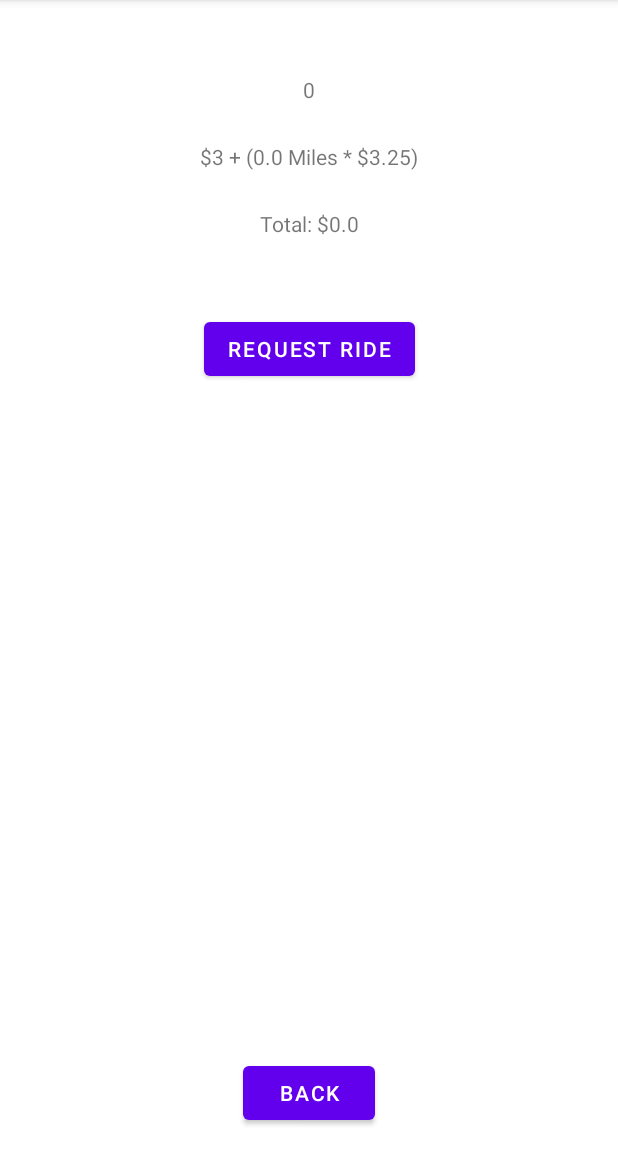
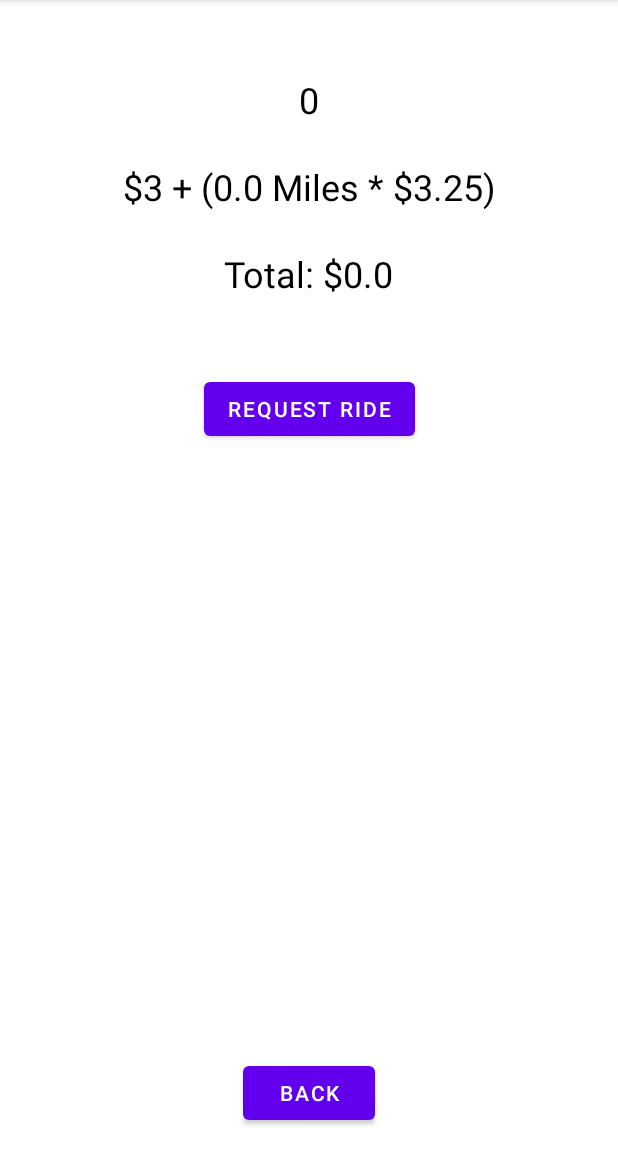
Before and after one commit to tehRyley/CIS240-RyleyGreen, an Android app: the MainActivity2 screen opened directly, with no data from a screen before it, on a phone screen of 412 x 824 dp, the part 84-1236 px from its top. Run offline under Robolectric (Android 15) with nearby library versions, the phone set to English and light mode, and no system bars.

Commit message:
Changed the size and color of the text on the second activity

```diff
--- a/Uber Fare App/app/src/main/res/layout/activity_main2.xml
+++ b/Uber Fare App/app/src/main/res/layout/activity_main2.xml
@@ -22,6 +22,8 @@
         android:layout_height="wrap_content"
         android:layout_marginTop="50dp"
         android:text="TextView"
+        android:textColor="#000000"
+        android:textSize="24sp"
         app:layout_constraintEnd_toEndOf="parent"
         app:layout_constraintStart_toStartOf="parent"
         app:layout_constraintTop_toTopOf="parent" />
@@ -32,6 +34,8 @@
         android:layout_height="wrap_content"
         android:layout_marginTop="25dp"
         android:text="TextView"
+        android:textColor="#000000"
+        android:textSize="24sp"
         app:layout_constraintEnd_toEndOf="parent"
         app:layout_constraintStart_toStartOf="parent"
         app:layout_constraintTop_toBottomOf="@+id/txtChosenCar" />
@@ -42,6 +46,8 @@
         android:layout_height="wrap_content"
         android:layout_marginTop="25dp"
         android:text="TextView"
+        android:textColor="#000000"
+        android:textSize="24sp"
         app:layout_constraintEnd_toEndOf="parent"
         app:layout_constraintStart_toStartOf="parent"
         app:layout_constraintTop_toBottomOf="@+id/txtChosenMiles" />
```
